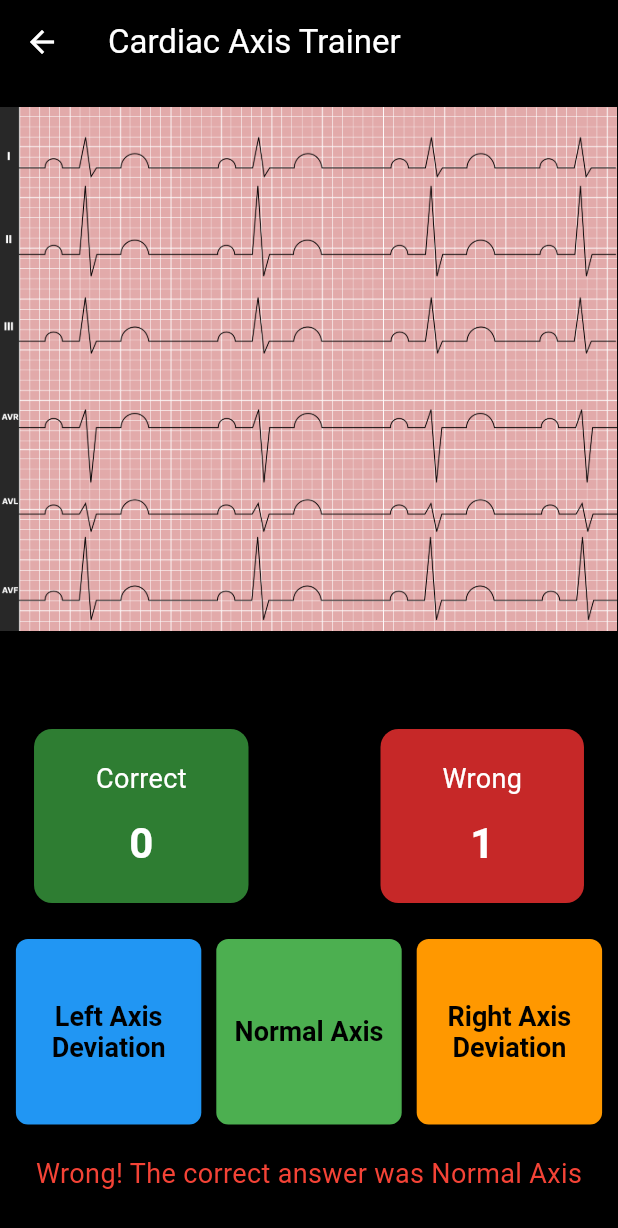
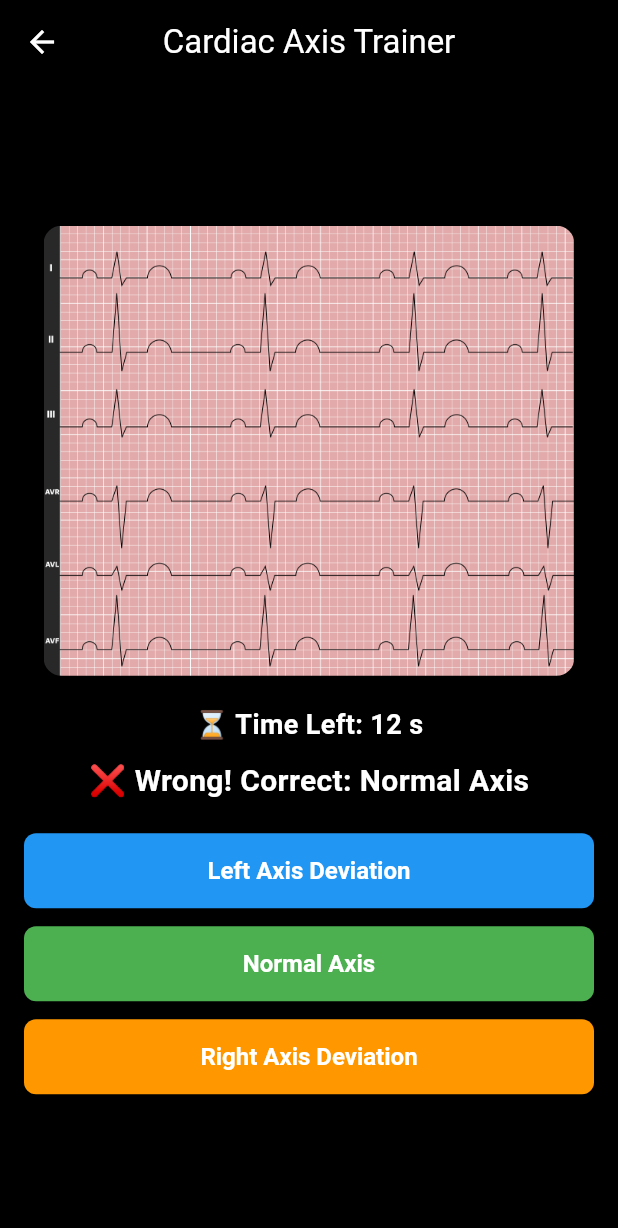
Before and after one commit to cardioverse/ECG-labs, a Flutter app: the CardiacAxisTrainer screen opened directly, after a tap on "Left Axis Deviation", on a phone screen of 412 x 824 dp. Shown: the top 1228 px of the screen. Run offline on Flutter 3.47's test engine with Material 3 defaults, Android fonts, the phone set to English and light mode, and no system bars; our stand-ins replace carousel_slider, cloud_firestore, firebase_auth, firebase_core, firebase_storage, flutter_animate and 6 more; accounts and stored records are empty.

Commit message:
updated UI of arrhythmia trainer and Axis trainer

```diff
--- a/lib/screens/cardiac_axis_trainer.dart
+++ b/lib/screens/cardiac_axis_trainer.dart
@@ -37,8 +37,6 @@ class _CardiacAxisTrainerState extends State<CardiacAxisTrainer> {
   int questionsAnswered = 0;
   String feedbackMessage = '';
   bool isAnswered = false;
-  bool showNextButton = false;
-  bool isTimerRunning = false;
   bool showRestartButton = false;
 
   Timer? countdownTimer;
@@ -60,7 +58,6 @@ class _CardiacAxisTrainerState extends State<CardiacAxisTrainer> {
     setState(() {
       feedbackMessage = '';
       isAnswered = false;
-      showNextButton = false;
       countdown = 15;
       countdownTimer?.cancel();
 
@@ -70,7 +67,7 @@ class _CardiacAxisTrainerState extends State<CardiacAxisTrainer> {
       if (availableImages.isEmpty) {
         usedImages.clear();
         availableImages = allImages;
-        showRestartButton = true; // Show Restart button when all questions are answered
+        showRestartButton = true;
       }
 
       availableImages.shuffle();
@@ -95,7 +92,7 @@ class _CardiacAxisTrainerState extends State<CardiacAxisTrainer> {
         });
       } else {
         timer.cancel();
-        _checkAnswer(''); // Handle time's up scenario as a wrong answer
+        _checkAnswer('');
       }
     });
   }
@@ -108,181 +105,97 @@ class _CardiacAxisTrainerState extends State<CardiacAxisTrainer> {
 
         if (selectedAnswer == correctAnswer) {
           score++;
-          _showFeedbackMessage('Correct!');
+          feedbackMessage = '✅ Correct!';
         } else {
           wrongAnswers++;
-          _showFeedbackMessage('Wrong! The correct answer was $correctAnswer');
+          feedbackMessage = '❌ Wrong! Correct: $correctAnswer';
         }
-        showNextButton = true;
       });
 
-      // Automatically show the next image after 2 seconds if no restart button is needed
       Future.delayed(const Duration(seconds: 2), () {
-        if (showNextButton && !showRestartButton) _showNextImage();
+        if (!showRestartButton) _showNextImage();
       });
     }
   }
 
-  void _showFeedbackMessage(String message) {
-    setState(() {
-      feedbackMessage = message;
-    });
-
-    Future.delayed(const Duration(seconds: 2), () {
-      setState(() {
-        feedbackMessage = '';
-      });
-    });
-  }
-
   void _resetQuiz() {
-    countdownTimer?.cancel(); // Stop the countdown timer
+    countdownTimer?.cancel();
     setState(() {
       score = 0;
       wrongAnswers = 0;
       questionsAnswered = 0;
       usedImages.clear();
-      countdown = 15; // Reset the countdown
-      showRestartButton = false; // Hide Restart button on quiz reset
-      currentImage = ''; // Clear current image
+      countdown = 15;
+      showRestartButton = false;
+      currentImage = '';
     });
-    _showNextImage(); // Show the next image (starts the quiz)
+    _showNextImage();
   }
 
   @override
   Widget build(BuildContext context) {
-    double screenWidth = MediaQuery.of(context).size.width;
-
     return Scaffold(
       appBar: AppBar(
         title: const Text('Cardiac Axis Trainer'),
+        centerTitle: true,
+        backgroundColor: Colors.black,
       ),
-      body: SingleChildScrollView(
+      body: Padding(
+        padding: const EdgeInsets.all(16.0),
         child: Column(
           mainAxisAlignment: MainAxisAlignment.center,
           children: [
             if (currentImage.isNotEmpty)
-              SizedBox(
-                width: screenWidth,
-                height: 380,
-                child: Image.asset(
-                  currentImage,
-                  fit: BoxFit.contain,
+              ClipRRect(
+                borderRadius: BorderRadius.circular(12),
+                child: Image.asset(currentImage, height: 300, fit: BoxFit.contain),
+              ),
+            const SizedBox(height: 20),
+            Text(
+              '⏳ Time Left: $countdown s',
+              style: TextStyle(
+                fontSize: 18,
+                fontWeight: FontWeight.bold,
+                color: countdown > 5 ? Colors.white : Colors.red,
               ),
             ),
+            const SizedBox(height: 10),
+            Text(feedbackMessage, style: const TextStyle(fontSize: 20, fontWeight: FontWeight.bold)),
             const SizedBox(height: 20),
-
-            // Countdown timer display
-            Text(
-              'Time Left: $countdown seconds',
-              style: TextStyle(fontSize: 18, fontWeight: FontWeight.bold, color: countdown > 5 ? Colors.black : Colors.red),
-            ),
-            // Score display
-            Row(
-              mainAxisAlignment: MainAxisAlignment.center,
-              children: [
-                _buildScoreCard('Correct', score, Colors.green, Colors.white), // Set text color to white
-                const SizedBox(width: 80),
-                _buildScoreCard('Wrong', wrongAnswers, Colors.red, Colors.white), // Set text color to white
-              ],
-            ),
-            const SizedBox(height: 20),
-
-            // Answer buttons
-            if (!showRestartButton)
             Wrap(
               alignment: WrapAlignment.center,
-                spacing: 10.0,
-                runSpacing: 10.0,
+              spacing: 12,
+              runSpacing: 12,
               children: [
                 _buildAnswerButton('Left Axis Deviation', Colors.blue),
                 _buildAnswerButton('Normal Axis', Colors.green),
                 _buildAnswerButton('Right Axis Deviation', Colors.orange),
               ],
             ),
-            const SizedBox(height: 20),
-
-            // Feedback message
-            Text(
-              feedbackMessage,
-              style: TextStyle(
-                fontSize: 18,
-                color: feedbackMessage == 'Correct!' ? Colors.green : Colors.red,
-              ),
-            ),
-            const SizedBox(height: 20),
-
-            // Restart button
             if (showRestartButton)
-              AnimatedOpacity(
-                opacity: showRestartButton ? 1.0 : 0.0,
-                duration: const Duration(seconds: 1),
-                child: ElevatedButton(
+              ElevatedButton(
                 onPressed: _resetQuiz,
                 style: ElevatedButton.styleFrom(
-                    shape: RoundedRectangleBorder(
-                      borderRadius: BorderRadius.circular(8),
-                    ),
+                  backgroundColor: Colors.redAccent,
                   padding: const EdgeInsets.symmetric(horizontal: 20, vertical: 12),
                 ),
-                  child: const Text('Restart'),
+                child: const Text('Restart', style: TextStyle(fontSize: 16, color: Colors.white)),
               ),
-              ),
-            const SizedBox(height: 20),
           ],
         ),
       ),
     );
   }
 
-  // Helper to create an answer button with consistent style
   Widget _buildAnswerButton(String answer, Color color) {
-    double screenWidth = MediaQuery.of(context).size.width;
-
-    return SizedBox(
-      width: screenWidth * 0.3,
-      height: screenWidth * 0.3,
-      child: ElevatedButton(
+    return ElevatedButton(
       onPressed: () => _checkAnswer(answer),
       style: ElevatedButton.styleFrom(
         backgroundColor: color,
-          shape: RoundedRectangleBorder(
-            borderRadius: BorderRadius.circular(8),
+        padding: const EdgeInsets.symmetric(horizontal: 24, vertical: 12),
+        shape: RoundedRectangleBorder(borderRadius: BorderRadius.circular(8)),
       ),
-          padding: const EdgeInsets.all(10),
-          shadowColor: Colors.black54,
-          elevation: 6,
-        ),
-        child: Text(
-          answer,
-          textAlign: TextAlign.center,
-        ),
-      ),
-    );
-  }
-
-  // Helper to build a score card
-  Widget _buildScoreCard(String label, int value, MaterialColor color, Color textColor) {
-    double screenWidth = MediaQuery.of(context).size.width;
-    return Card(
-      color: color.shade800,
-      elevation: 4,
-      child: Padding(
-        padding: EdgeInsets.symmetric(horizontal: screenWidth * 0.1, vertical: 20.0),
-        child: Column(
-          children: [
-            Text(
-              label,
-              style: TextStyle(fontSize: 18, color: textColor), // Use the passed textColor
-            ),
-            const SizedBox(height: 10),
-            Text(
-              '$value',
-              style: TextStyle(fontSize: 28, fontWeight: FontWeight.bold, color: textColor), // Use the passed textColor
-            ),
-          ],
-        ),
-      ),
+      child: Text(answer, textAlign: TextAlign.center, style: const TextStyle(fontSize: 16, color: Colors.white)),
     );
   }
 }
```
Also changed, not shown: lib/screens/arrythmia trainer/arrhythmia_trainer.dart (+23 -10 lines), lib/screens/arrythmia trainer/quiz_screen.dart (+42 -7 lines), 12 other files. Lines whose indentation alone changed are shown as unchanged.
